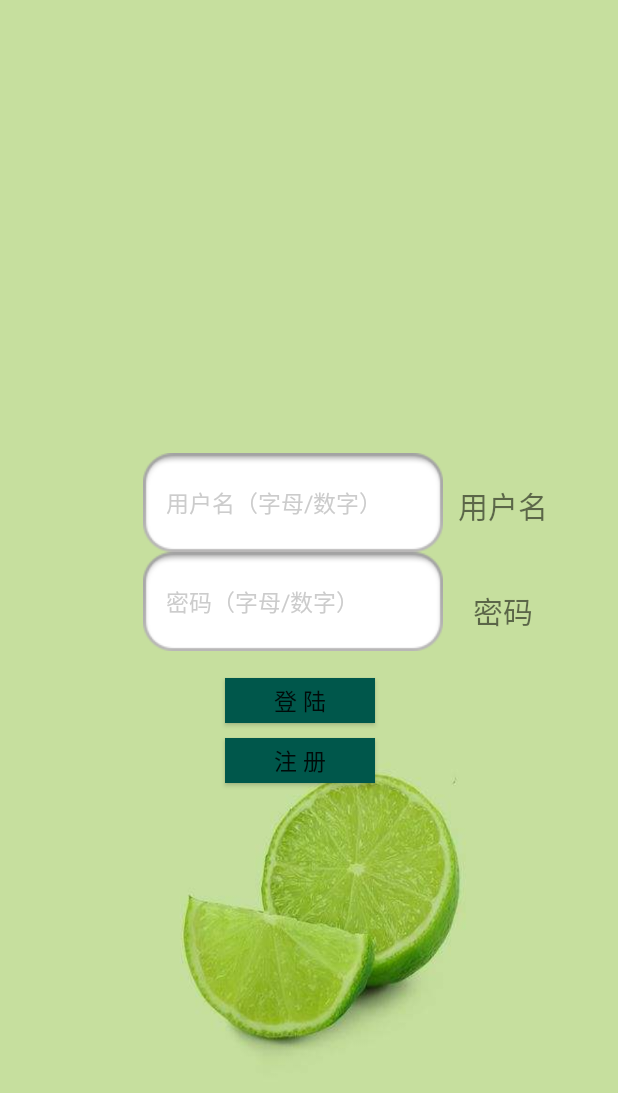
After one commit to RainhugTiny/ClassroomReservation, an Android app: the layout guide_page_two.xml on its own in the app's theme, with its tools: preview values and no code run, on a phone screen of 412 x 824 dp. The commit adds this screen. Shown: the top 1093 px of the screen. Run offline under Robolectric (Android 15) with nearby library versions, the phone set to English and light mode, and no system bars.

Commit message:
modify UI

```diff
--- a/app/src/main/AndroidManifest.xml
+++ b/app/src/main/AndroidManifest.xml
@@ -12,7 +12,7 @@
         android:theme="@style/AppTheme"
         android:usesCleartextTraffic="true">
 
-        <activity android:name=".MainActivity">
+        <activity android:name=".guidePage">
             <intent-filter>
                 <action android:name="android.intent.action.MAIN"/>
                 <category android:name="android.intent.category.LAUNCHER"/>
@@ -25,5 +25,8 @@
         <activity android:name=".userInf">
 
         </activity>
+        <activity android:name=".MainActivity">
+
+        </activity>
     </application>
 </manifest>
--- a/app/src/main/java/cn/edu/pku/wangtianrun/classroomreservation/MainActivity.java
+++ b/app/src/main/java/cn/edu/pku/wangtianrun/classroomreservation/MainActivity.java
@@ -420,11 +420,11 @@ public class MainActivity extends Activity implements ViewPager.OnPageChangeList
             //用数字代表教室的状态，0代表有课，1代表空闲，2代表已预约
             TextView view=arrayList.get(i);
             if(stateList[i]==0){
-                view.setText(roomNames[i]+"   有课");
+                view.setText(roomNames[i]+" 有课");
             }else if(stateList[i]==1){
-                view.setText(roomNames[i]+"   空闲");
+                view.setText(roomNames[i]+" 空闲");
             }else if(stateList[i]==2){
-                view.setText(roomNames[i]+"  已预定");
+                view.setText(roomNames[i]+" 已预定");
             }
         }
         progressBar.setVisibility(View.INVISIBLE);
--- /dev/null
+++ b/app/src/main/res/layout/guide_page_two.xml
@@ -0,0 +1,83 @@
+<?xml version="1.0" encoding="utf-8"?>
+<LinearLayout xmlns:android="http://schemas.android.com/apk/res/android"
+    android:layout_width="match_parent"
+    android:layout_height="match_parent"
+    android:background="@drawable/guide2"
+    android:gravity="center"
+    android:orientation="vertical">
+    <RelativeLayout
+        android:layout_width="match_parent"
+        android:layout_height="150dp">
+        <EditText
+            android:id="@+id/username"
+            android:layout_width="200dp"
+            android:layout_height="wrap_content"
+            android:hint="用户名（字母/数字）"
+            android:drawablePadding="8dp"
+            android:paddingBottom="8dp"
+            android:paddingTop="8dp"
+            android:layout_marginLeft="95dp"
+            android:singleLine="true"
+            android:background="@drawable/contact_search_box_edittext_keyword_background"
+            android:textColor="#ff000000"
+            android:textColorHint="#ffcccccc"
+            android:textSize="15sp"
+            />
+        <TextView
+            android:id="@+id/username_text"
+            android:layout_width="wrap_content"
+            android:layout_height="wrap_content"
+            android:text="用户名"
+            android:layout_toRightOf="@id/username"
+            android:textSize="20sp"
+            android:layout_marginLeft="10dp"
+            android:layout_marginTop="20dp"/>
+        <EditText
+            android:layout_below="@id/username"
+            android:id="@+id/password"
+            android:layout_width="200dp"
+            android:layout_height="wrap_content"
+            android:hint="密码（字母/数字）"
+            android:drawablePadding="8dp"
+            android:paddingBottom="8dp"
+            android:paddingTop="8dp"
+            android:layout_marginLeft="95dp"
+            android:singleLine="true"
+            android:background="@drawable/contact_search_box_edittext_keyword_background"
+            android:textColor="#ff000000"
+            android:textColorHint="#ffcccccc"
+            android:textSize="15sp"
+            />
+        <TextView
+            android:layout_below="@id/username_text"
+            android:id="@+id/password_text"
+            android:layout_width="wrap_content"
+            android:layout_height="match_parent"
+            android:text="密码"
+            android:layout_toRightOf="@id/password"
+            android:textSize="20sp"
+            android:layout_marginLeft="20dp"
+            android:layout_marginTop="40dp"/>
+    </RelativeLayout>
+
+    <Button
+        android:id="@+id/login_btn"
+        android:layout_width="100dp"
+        android:layout_height="30dp"
+        android:layout_gravity="bottom"
+        android:layout_marginLeft="150dp"
+        android:text="登 陆"
+        android:textSize="15sp"
+        android:background="@color/colorPrimaryDark"/>
+    <Button
+        android:layout_marginTop="10dp"
+        android:id="@+id/regist_btn"
+        android:layout_width="100dp"
+        android:layout_height="30dp"
+        android:layout_gravity="bottom"
+        android:layout_marginLeft="150dp"
+        android:text="注 册"
+        android:textSize="15sp"
+        android:background="@color/colorPrimaryDark"/>
+
+</LinearLayout>
```
Also changed, not shown: app/src/main/java/cn/edu/pku/wangtianrun/classroomreservation/guidePage.java (added, +102 -0 lines), app/src/main/res/layout/guide_main.xml (added, +20 -0 lines), app/src/main/res/layout/guide_page_one.xml (added, +9 -0 lines), app/src/main/res/layout/view_one.xml (+18 -18 lines), app/src/main/res/layout/view_two.xml (+18 -18 lines), app/src/main/res/drawable/contact_search_box_edittext_keyword_background.9.png (added), app/src/main/res/drawable/guide1.jpg (added), app/src/main/res/drawable/guide2.jpg (added).
